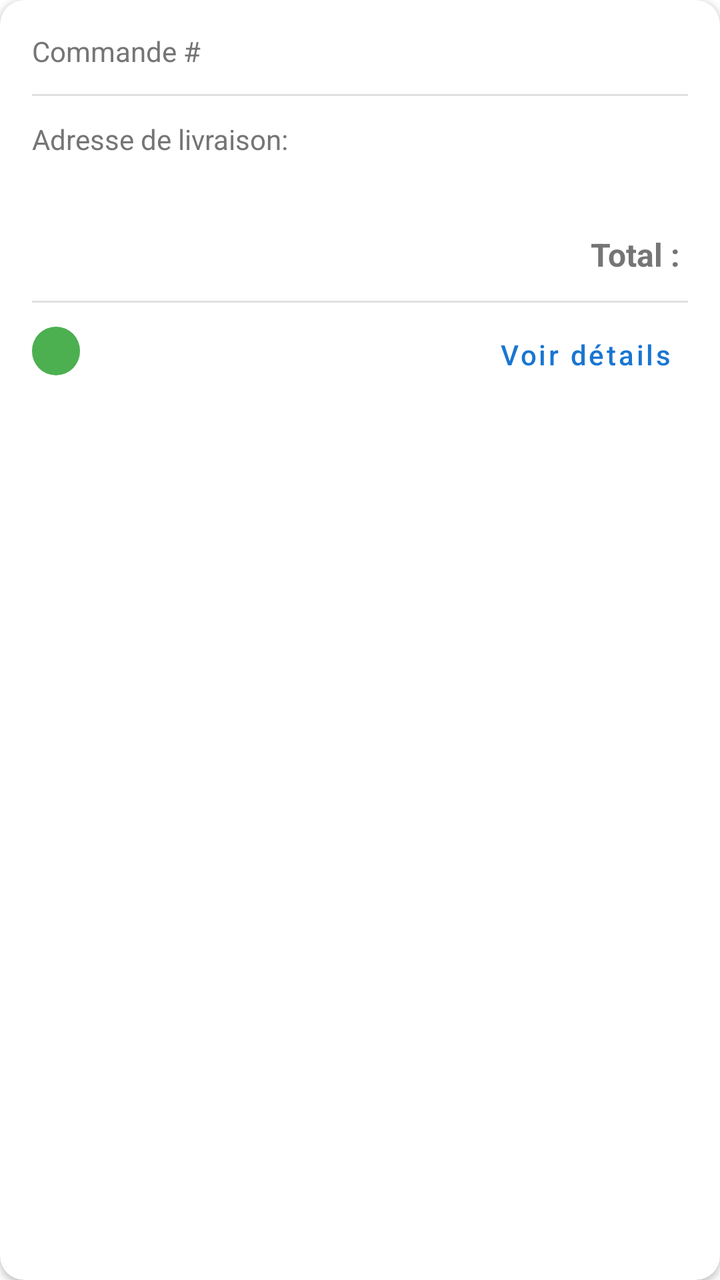
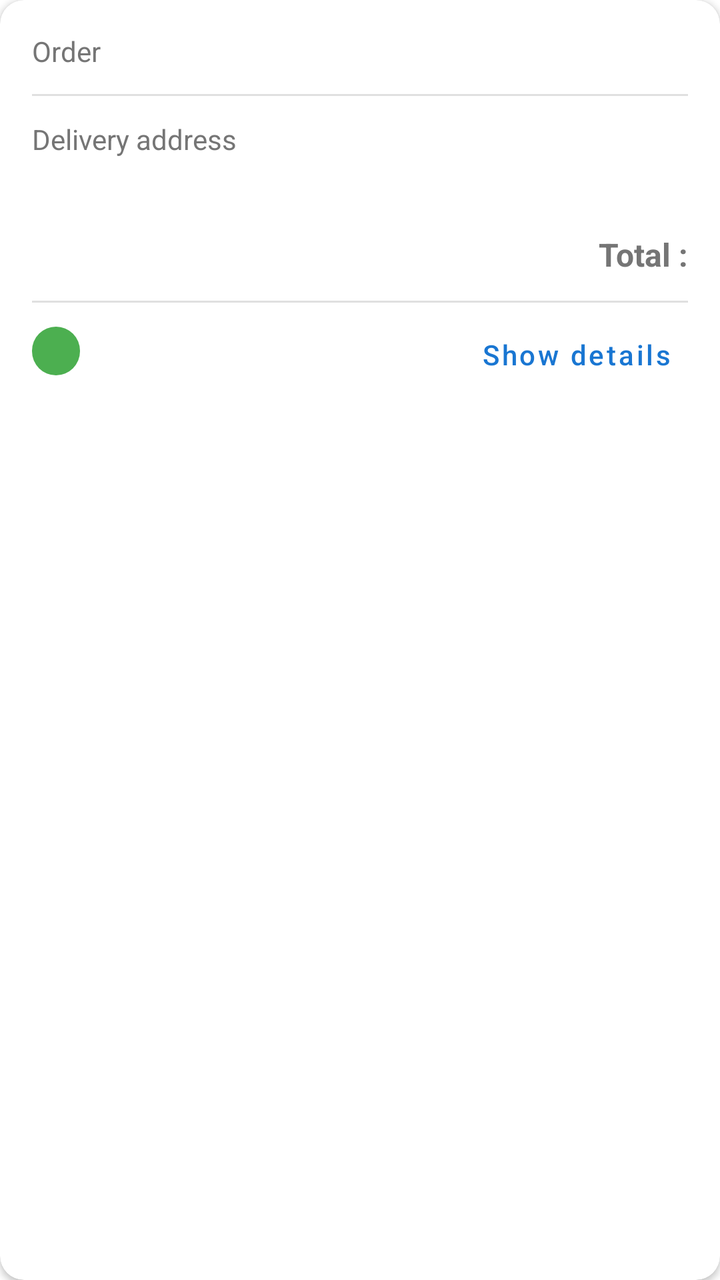

An Android layout rendered at two revisions. The XML below is the earlier revision; the diff shows what the commit changed to produce the second picture.
<!-- AndroidManifest.xml: application theme Theme.Clm_iot2 -->
<!-- res/layout/item_order.xml -->
<?xml version="1.0" encoding="utf-8"?>
<com.google.android.material.card.MaterialCardView
        xmlns:android="http://schemas.android.com/apk/res/android"
        xmlns:app="http://schemas.android.com/apk/res-auto"
        android:layout_width="match_parent"
        android:layout_height="wrap_content"
        android:layout_marginStart="16dp"
        android:layout_marginEnd="16dp"
        android:layout_marginTop="8dp"
        android:layout_marginBottom="8dp"
        app:cardCornerRadius="12dp"
        app:cardElevation="2dp"
        app:strokeWidth="0dp">

    <androidx.constraintlayout.widget.ConstraintLayout
            android:layout_width="match_parent"
            android:layout_height="wrap_content"
            android:padding="16dp">

        <TextView
                android:id="@+id/orderIdTitle"
                android:layout_width="wrap_content"
                android:layout_height="wrap_content"
                android:text="Commande #"
                android:textColor="@color/secondary_text_color"
                android:textSize="14sp"
                app:layout_constraintStart_toStartOf="parent"
                app:layout_constraintTop_toTopOf="parent" />

        <TextView
                android:id="@+id/order_id"
                android:layout_width="wrap_content"
                android:layout_height="wrap_content"
                android:text=""
                android:textColor="@color/primary_text_color"
                android:textSize="14sp"
                android:textStyle="bold"
                app:layout_constraintStart_toEndOf="@id/orderIdTitle"
                app:layout_constraintTop_toTopOf="@id/orderIdTitle" />

        <TextView
                android:id="@+id/order_date_time"
                android:layout_width="wrap_content"
                android:layout_height="wrap_content"
                android:text=""
                android:textColor="@color/secondary_text_color"
                android:textSize="14sp"
                app:layout_constraintEnd_toEndOf="parent"
                app:layout_constraintTop_toTopOf="@id/orderIdTitle" />

        <View
                android:id="@+id/divider"
                android:layout_width="0dp"
                android:layout_height="1dp"
                android:layout_marginTop="12dp"
                android:background="@color/divider_color"
                app:layout_constraintEnd_toEndOf="parent"
                app:layout_constraintStart_toStartOf="parent"
                app:layout_constraintTop_toBottomOf="@id/orderIdTitle" />

        <TextView
                android:id="@+id/addressLabel"
                android:layout_width="wrap_content"
                android:layout_height="wrap_content"
                android:layout_marginTop="12dp"
                android:text="Adresse de livraison:"
                android:textColor="@color/secondary_text_color"
                android:textSize="14sp"
                app:layout_constraintStart_toStartOf="parent"
                app:layout_constraintTop_toBottomOf="@id/divider" />

        <TextView
                android:id="@+id/order_address"
                android:layout_width="0dp"
                android:layout_height="wrap_content"
                android:layout_marginTop="4dp"
                android:text=""
                android:textColor="@color/primary_text_color"
                android:textSize="14sp"
                app:layout_constraintEnd_toEndOf="parent"
                app:layout_constraintStart_toStartOf="parent"
                app:layout_constraintTop_toBottomOf="@id/addressLabel" />

        <TextView
                android:id="@+id/orderTotalLabel"
                android:layout_width="wrap_content"
                android:layout_height="wrap_content"
                android:text="Total : "
                android:textColor="@color/secondary_text_color"
                android:textSize="16sp"
                android:textStyle="bold"
                app:layout_constraintEnd_toStartOf="@id/order_total"
                app:layout_constraintBaseline_toBaselineOf="@id/order_total" />

        <TextView
                android:id="@+id/order_total"
                android:layout_width="wrap_content"
                android:layout_height="wrap_content"
                android:layout_marginTop="12dp"
                android:text=""
                android:textColor="@color/accent_color"
                android:textSize="18sp"
                android:textStyle="bold"
                app:layout_constraintEnd_toEndOf="parent"
                app:layout_constraintTop_toBottomOf="@id/order_address" />

        <View
                android:id="@+id/divider2"
                android:layout_width="0dp"
                android:layout_height="1dp"
                android:layout_marginTop="12dp"
                android:background="@color/divider_color"
                app:layout_constraintEnd_toEndOf="parent"
                app:layout_constraintStart_toStartOf="parent"
                app:layout_constraintTop_toBottomOf="@id/order_total" />

        <TextView
                android:id="@+id/order_status"
                android:layout_width="wrap_content"
                android:layout_height="wrap_content"
                android:layout_marginTop="12dp"
                android:background="@drawable/status_badge_background"
                android:paddingStart="12dp"
                android:paddingTop="4dp"
                android:paddingEnd="12dp"
                android:paddingBottom="4dp"
                android:text=""
                android:textColor="@color/white"
                android:textSize="12sp"
                app:layout_constraintStart_toStartOf="parent"
                app:layout_constraintTop_toBottomOf="@id/divider2" />

        <com.google.android.material.button.MaterialButton
                android:id="@+id/btnViewDetails"
                style="@style/Widget.MaterialComponents.Button.TextButton"
                android:layout_width="wrap_content"
                android:layout_height="wrap_content"
                android:layout_marginTop="2dp"
                android:text="Voir détails"
                android:textAllCaps="false"
                android:textColor="@color/primary_color"
                app:layout_constraintEnd_toEndOf="parent"
                app:layout_constraintTop_toBottomOf="@id/divider2" />

    </androidx.constraintlayout.widget.ConstraintLayout>
</com.google.android.material.card.MaterialCardView>
<!-- resources referenced by this layout -->
<resources>
  <color name="accent_color">#FF5722</color>
  <color name="divider_color">#E0E0E0</color>
  <color name="primary_color">#1976D2</color>
  <color name="primary_text_color">#212121</color>
  <color name="secondary_text_color">#757575</color>
  <color name="white">#FFFFFF</color>
  <!-- drawable status_badge_background (drawable) -->
  <?xml version="1.0" encoding="utf-8"?>
  <shape xmlns:android="http://schemas.android.com/apk/res/android"
         android:shape="rectangle">
      <corners android:radius="20dp" />
      <solid android:color="@color/status_delivered" /> 
  </shape>
  <style name="Theme.Clm_iot2" parent="Theme.MaterialComponents.DayNight.DarkActionBar">
          
          <item name="colorPrimary">@color/purple_500</item>
          <item name="colorPrimaryVariant">@color/purple_700</item>
          <item name="colorOnPrimary">@color/white</item>
          
          <item name="colorSecondary">@color/teal_200</item>
          <item name="colorSecondaryVariant">@color/teal_700</item>
          <item name="colorOnSecondary">@color/black</item>
          
          <item name="android:statusBarColor">?attr/colorPrimaryVariant</item>
          
      </style>
  <color name="status_delivered">#4CAF50</color>
  <color name="purple_500">#FF6200EE</color>
  <color name="purple_700">#FF3700B3</color>
  <color name="teal_200">#FF03DAC5</color>
  <color name="teal_700">#FF018786</color>
  <color name="black">#000000</color>
</resources>

<!-- the commit's change to res/layout/item_order.xml (unified diff, before → after) -->
@@ -21,7 +21,7 @@
                 android:id="@+id/orderIdTitle"
                 android:layout_width="wrap_content"
                 android:layout_height="wrap_content"
-                android:text="Commande #"
+                android:text="@string/order_text"
                 android:textColor="@color/secondary_text_color"
                 android:textSize="14sp"
                 app:layout_constraintStart_toStartOf="parent"
@@ -63,7 +63,7 @@
                 android:layout_width="wrap_content"
                 android:layout_height="wrap_content"
                 android:layout_marginTop="12dp"
-                android:text="Adresse de livraison:"
+                android:text="@string/delivery_address"
                 android:textColor="@color/secondary_text_color"
                 android:textSize="14sp"
                 app:layout_constraintStart_toStartOf="parent"
@@ -85,7 +85,7 @@
                 android:id="@+id/orderTotalLabel"
                 android:layout_width="wrap_content"
                 android:layout_height="wrap_content"
-                android:text="Total : "
+                android:text="@string/total_cart"
                 android:textColor="@color/secondary_text_color"
                 android:textSize="16sp"
                 android:textStyle="bold"
@@ -136,7 +136,7 @@
                 android:layout_width="wrap_content"
                 android:layout_height="wrap_content"
                 android:layout_marginTop="2dp"
-                android:text="Voir détails"
+                android:text="@string/show_details"
                 android:textAllCaps="false"
                 android:textColor="@color/primary_color"
                 app:layout_constraintEnd_toEndOf="parent"
<!-- resource entries referenced after the edit -->
@@ -13,6 +13,10 @@
       <corners android:radius="20dp" />
       <solid android:color="@color/status_delivered" /> 
   </shape>
+  <string name="delivery_address">Delivery address</string>
+  <string name="order_text">Order</string>
+  <string name="show_details">Show details</string>
+  <string name="total_cart">Total : </string>
   <style name="Theme.Clm_iot2" parent="Theme.MaterialComponents.DayNight.DarkActionBar">
           
           <item name="colorPrimary">@color/purple_500</item>
